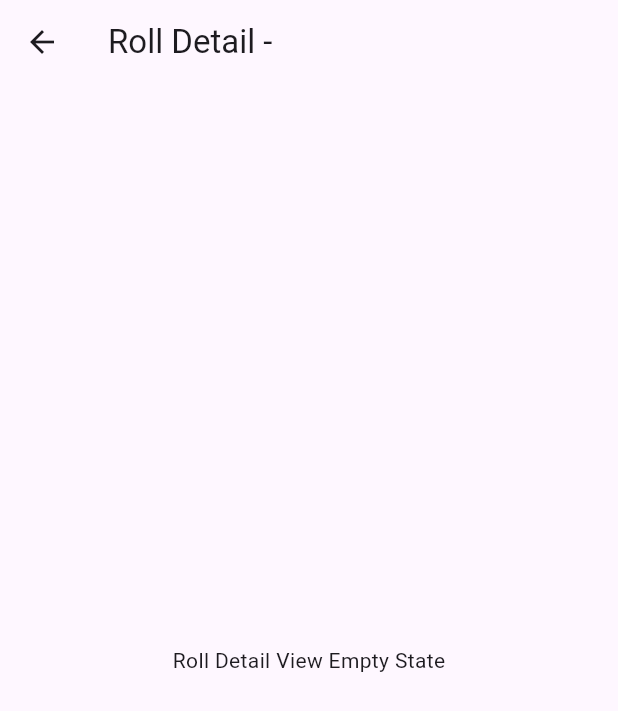
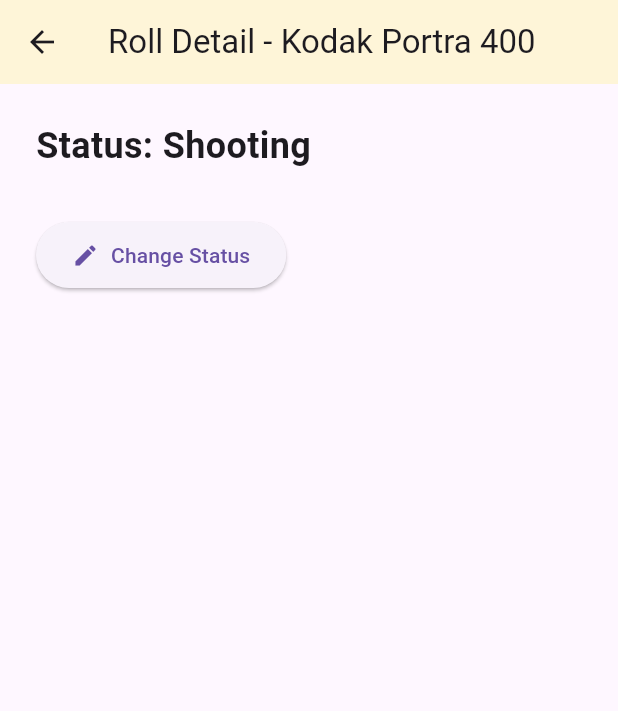
Before and after one commit to khoinguyent/Halide, a Flutter app: the RollDetailView screen opened directly with empty values, on a phone screen of 412 x 824 dp. Shown: the top 711 px of the screen. Run offline on Flutter 3.47's test engine with Material 3 defaults, Android fonts, the phone set to English and light mode, and no system bars; our stand-ins replace firebase_auth, firebase_core, flutter_riverpod, go_router; missing offline and left inert: firebase_ui_auth, firebase_ui_oauth_apple, firebase_ui_oauth_facebook, firebase_ui_oauth_google; accounts and stored records are empty.

Commit message:
feat: complete FE_2.1

```diff
--- /dev/null
+++ b/frontend/lib/models/roll.dart
@@ -0,0 +1,28 @@
+import 'package:flutter/material.dart';
+import 'roll_status.dart';
+
+class Roll {
+  final String id;
+  final String brand;
+  final String name;
+  final Color color;
+  final RollStatus status;
+
+  Roll({
+    required this.id,
+    required this.brand,
+    required this.name,
+    required this.color,
+    this.status = RollStatus.shooting,
+  });
+
+  Roll copyWith({RollStatus? status}) {
+    return Roll(
+      id: id,
+      brand: brand,
+      name: name,
+      color: color,
+      status: status ?? this.status,
+    );
+  }
+}
--- /dev/null
+++ b/frontend/lib/models/roll_status.dart
@@ -0,0 +1,9 @@
+enum RollStatus {
+  shooting('Shooting'),
+  finished('Finished'),
+  atLab('At Lab'),
+  developed('Developed');
+
+  final String label;
+  const RollStatus(this.label);
+}
--- /dev/null
+++ b/frontend/lib/providers/roll_provider.dart
@@ -0,0 +1,28 @@
+import 'package:flutter_riverpod/flutter_riverpod.dart';
+import '../models/roll.dart';
+import '../models/roll_status.dart';
+import 'package:flutter/material.dart';
+
+class RollNotifier extends FamilyNotifier<Roll, String> {
+  @override
+  Roll build(String arg) {
+    // In a real app, this would fetch from a repository or initial state
+    return Roll(
+      id: arg,
+      brand: 'Kodak',
+      name: 'Portra 400',
+      color: Colors.yellow,
+      status: RollStatus.shooting,
+    );
+  }
+
+  void updateStatus(RollStatus newStatus) {
+    state = state.copyWith(status: newStatus);
+    // TODO: Sync with backend
+    print('Updating Roll ${state.id} status to ${newStatus.label}');
+  }
+}
+
+final rollProvider = NotifierProvider.family<RollNotifier, Roll, String>(() {
+  return RollNotifier();
+});
--- a/frontend/lib/views/roll_detail_view.dart
+++ b/frontend/lib/views/roll_detail_view.dart
@@ -1,18 +1,54 @@
 import 'package:flutter/material.dart';
+import 'package:flutter_riverpod/flutter_riverpod.dart';
+import '../providers/roll_provider.dart';
+import '../widgets/status_selector.dart';
+import '../models/roll_status.dart';
 
-class RollDetailView extends StatelessWidget {
+class RollDetailView extends ConsumerWidget {
   final String rollId;
 
   const RollDetailView({Key? key, required this.rollId}) : super(key: key);
 
   @override
-  Widget build(BuildContext context) {
+  Widget build(BuildContext context, WidgetRef ref) {
+    final roll = ref.watch(rollProvider(rollId));
+
     return Scaffold(
       appBar: AppBar(
-        title: Text('Roll Detail - $rollId'),
+        title: Text('Roll Detail - ${roll.brand} ${roll.name}'),
+        backgroundColor: roll.color.withOpacity(0.2),
       ),
-      body: const Center(
-        child: Text('Roll Detail View Empty State'),
+      body: Padding(
+        padding: const EdgeInsets.all(24.0),
+        child: Column(
+          crossAxisAlignment: CrossAxisAlignment.start,
+          children: [
+            Text(
+              'Status: ${roll.status.label}',
+              style: const TextStyle(fontSize: 24, fontWeight: FontWeight.bold),
+            ),
+            const SizedBox(height: 32),
+            ElevatedButton.icon(
+              onPressed: () {
+                showModalBottomSheet(
+                  context: context,
+                  backgroundColor: Colors.transparent,
+                  builder: (context) => StatusSelector(
+                    currentStatus: roll.status,
+                    onStatusSelected: (newStatus) {
+                      ref.read(rollProvider(rollId).notifier).updateStatus(newStatus);
+                    },
+                  ),
+                );
+              },
+              icon: const Icon(Icons.edit),
+              label: const Text('Change Status'),
+              style: ElevatedButton.styleFrom(
+                padding: const EdgeInsets.symmetric(horizontal: 24, vertical: 12),
+              ),
+            ),
+          ],
+        ),
       ),
     );
   }
```
Also changed, not shown: frontend/lib/widgets/status_selector.dart (added, +51 -0 lines), 1 other file.
